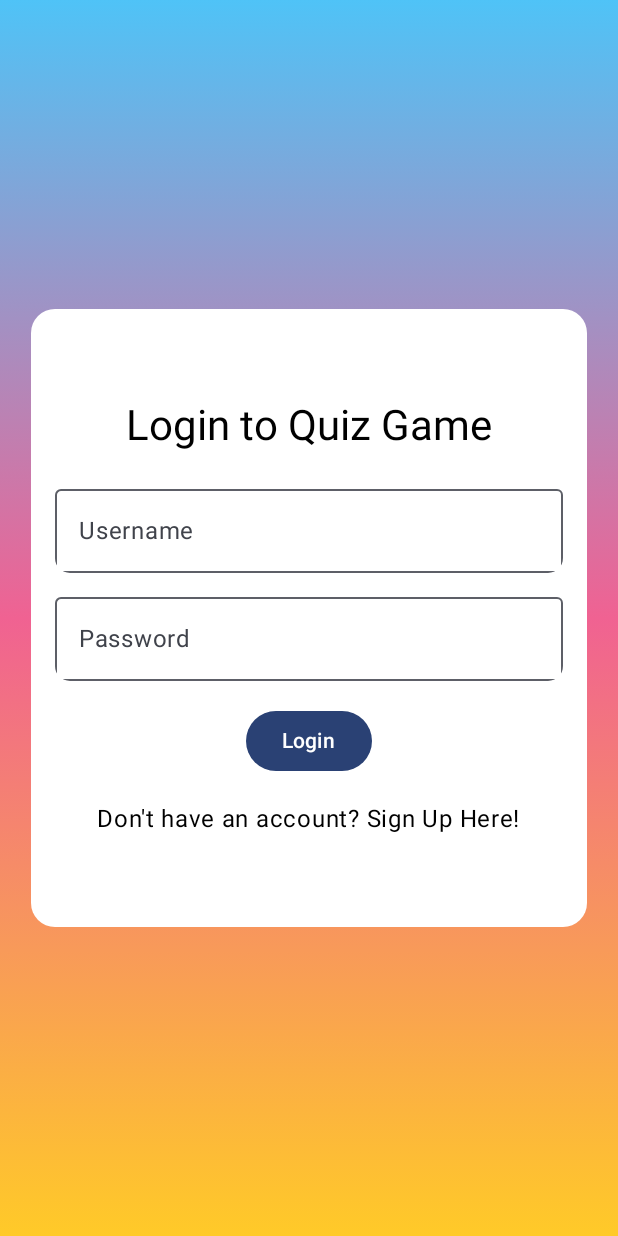
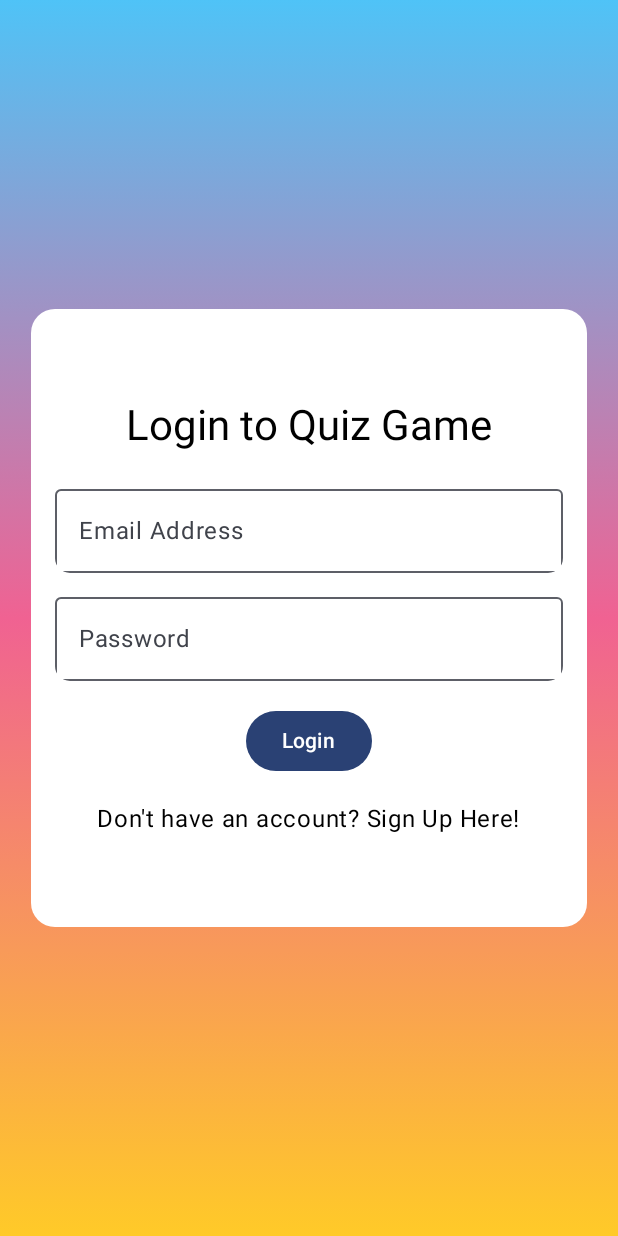
Before and after one commit to Jessalynnic/Quiz_Game, an Android app built with Jetpack Compose: the screen it shows after launch (LoginActivity), on a phone screen of 412 x 824 dp. Run offline under Robolectric (Android 15) with nearby library versions, the phone set to English and light mode, and no system bars.

```diff
--- a/app/src/main/java/com/example/bcs371_full_quiz_game/ui/LoginScreen.kt
+++ b/app/src/main/java/com/example/bcs371_full_quiz_game/ui/LoginScreen.kt
@@ -62,14 +62,14 @@ fun LoginScreen(navController: NavController) {
             Text("Login to Quiz Game", style = MaterialTheme.typography.headlineMedium)
             Spacer(modifier = Modifier.height(16.dp))
 
-            var username by remember { mutableStateOf("") }
+            var email by remember { mutableStateOf("") }
             var password by remember { mutableStateOf("") }
 
             // Login fields
             OutlinedTextField(
-                value = username,
-                onValueChange = { username = it },
-                label = { Text("Username") },
+                value = email,
+                onValueChange = { email = it },
+                label = { Text("Email Address") },
                 modifier = Modifier
                     .fillMaxWidth()
                     .clip(RoundedCornerShape(10.dp))
```
Also changed, not shown: app/src/main/java/com/example/bcs371_full_quiz_game/ui/RegisterScreen.kt (+53 -6 lines).
